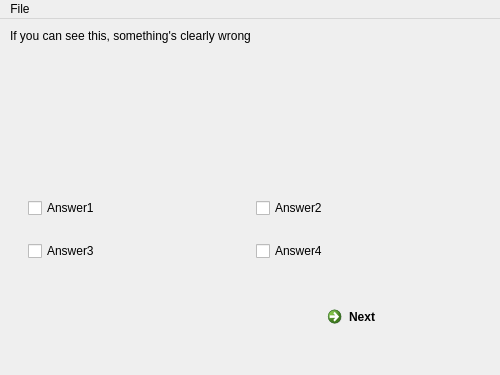
First picture: the form in mainwindow.ui, repository Project-Junebug/Junebug-2, before the edit.
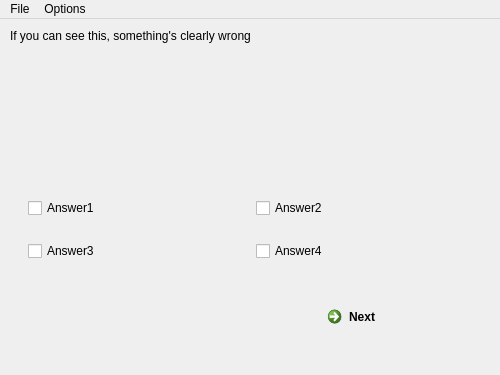
Second picture: the form after the edit.

Patch:
```diff
--- a/mainwindow.ui
+++ b/mainwindow.ui
@@ -227,7 +227,14 @@
     <addaction name="separator"/>
     <addaction name="actionLoad"/>
    </widget>
+   <widget class="QMenu" name="menuOptions">
+    <property name="title">
+     <string>Options</string>
+    </property>
+    <addaction name="actionAutosave_enabled"/>
+   </widget>
    <addaction name="menuFile"/>
+   <addaction name="menuOptions"/>
   </widget>
   <widget class="QStatusBar" name="statusBar">
    <property name="enabled">
```
Left out of the diff: 8 changed lines with no effect on the pictures.
